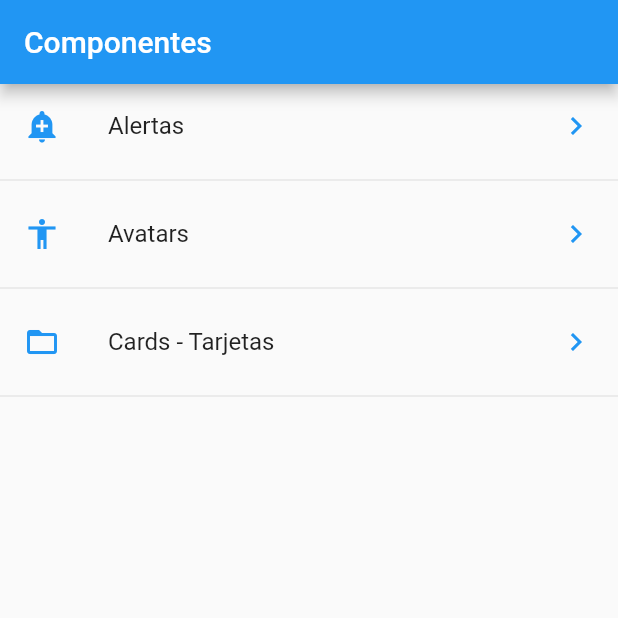
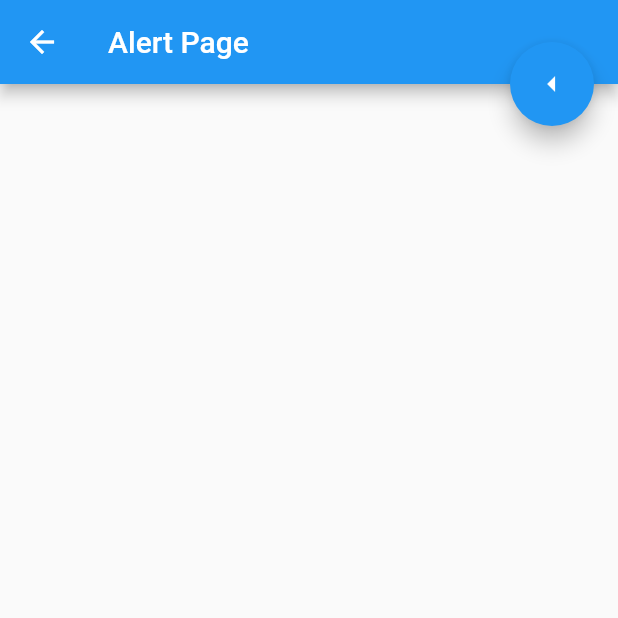
Before and after one commit to Gnico10/flutter_componentes, a Flutter app: the screen it shows after launch, after a tap on "Alertas", on a phone screen of 412 x 824 dp, the top half of it. Run offline on Flutter 3.47's test engine with Material 2 defaults, Android fonts, the phone set to English and light mode, and no system bars.

Commit message:
Navegación tradicional.

```diff
--- /dev/null
+++ b/lib/src/pages/alert_page.dart
@@ -0,0 +1,19 @@
+import 'package:flutter/material.dart';
+
+class AlertPage extends StatelessWidget {
+  @override
+  Widget build(BuildContext context) {
+    return Scaffold(
+      appBar: AppBar(
+        title: Text('Alert Page'),
+      ),
+      floatingActionButton: FloatingActionButton(
+        child: Icon(Icons.arrow_left),
+        onPressed: () {
+          Navigator.pop(context);
+        },
+      ),
+      floatingActionButtonLocation: FloatingActionButtonLocation.endTop,
+    );
+  }
+}
--- a/lib/src/pages/home_page.dart
+++ b/lib/src/pages/home_page.dart
@@ -1,6 +1,8 @@
 import 'package:flutter/material.dart';
 import 'package:flutter_componentes/src/providers/menu_provider.dart';
 import 'package:flutter_componentes/src/utils/icon_string_util.dart';
+
+import 'package:flutter_componentes/src/pages/alert_page.dart';
 
 class HomePage extends StatelessWidget {
   @override
@@ -22,13 +24,13 @@ class HomePage extends StatelessWidget {
         print(snapshot.data);
 
         return ListView(
-          children: _crearListaItems(snapshot.data),
+          children: _crearListaItems(snapshot.data, context),
         );
       },
     );
   }
 
-  List<Widget> _crearListaItems(List<dynamic>? data) {
+  List<Widget> _crearListaItems(List<dynamic>? data, BuildContext context) {
     final List<Widget> opciones = [];
 
     // data puedeser null, por eso se agrega el simbolo ?.
@@ -40,7 +42,10 @@ class HomePage extends StatelessWidget {
           Icons.keyboard_arrow_right,
           color: Colors.blue,
         ),
-        onTap: () {},
+        onTap: () {
+          final route = MaterialPageRoute(builder: (context) => AlertPage());
+          Navigator.push(context, route);
+        },
       );
       opciones..add(widgetTemp)..add(Divider());
     });
```
Also changed, not shown: lib/src/pages/avatar_page.dart (added, +12 -0 lines).
